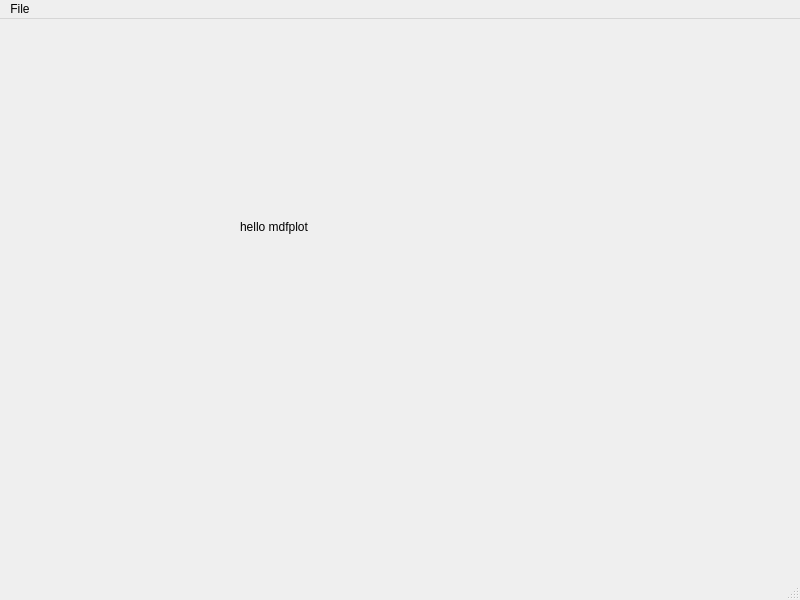
Before: the Qt Designer form MainWindow.ui in shaozk/mdfplot, drawn with Qt 5.
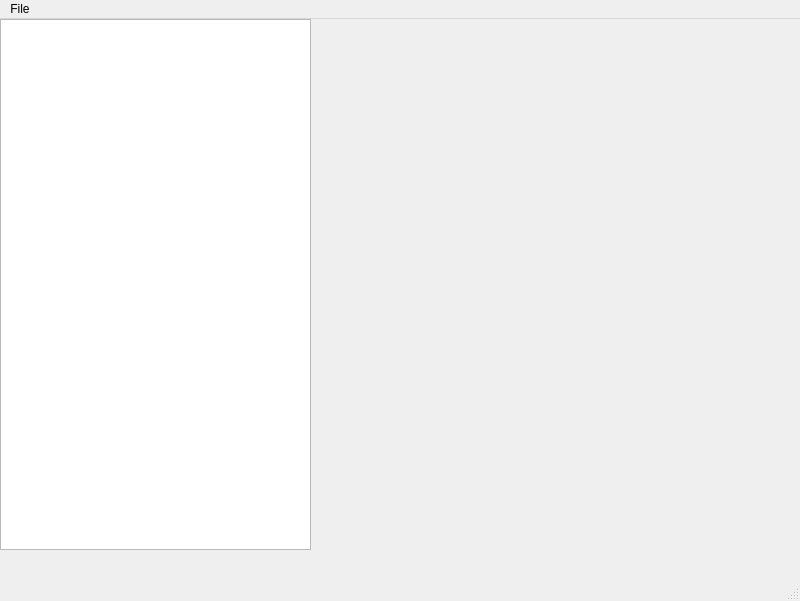
After: the same form once the commit is applied.

The edit to the form file:
```diff
--- a/MainWindow.ui
+++ b/MainWindow.ui
@@ -7,25 +7,33 @@
     <x>0</x>
     <y>0</y>
     <width>800</width>
-    <height>600</height>
+    <height>601</height>
    </rect>
   </property>
   <property name="windowTitle">
    <string>MainWindow</string>
   </property>
   <widget class="QWidget" name="centralwidget">
-   <widget class="QLabel" name="label">
+   <widget class="QListWidget" name="listWidget">
     <property name="geometry">
      <rect>
-      <x>240</x>
-      <y>200</y>
-      <width>111</width>
-      <height>16</height>
+      <x>0</x>
+      <y>0</y>
+      <width>311</width>
+      <height>531</height>
      </rect>
     </property>
-    <property name="text">
-     <string>hello mdfplot</string>
+   </widget>
+   <widget class="QWidget" name="verticalLayoutWidget">
+    <property name="geometry">
+     <rect>
+      <x>309</x>
+      <y>-1</y>
+      <width>481</width>
+      <height>531</height>
+     </rect>
     </property>
+    <layout class="QVBoxLayout" name="verticalLayout"/>
    </widget>
   </widget>
   <widget class="QMenuBar" name="menubar">
```
Left out of the diff: 2 changed lines with no effect on the pictures.
